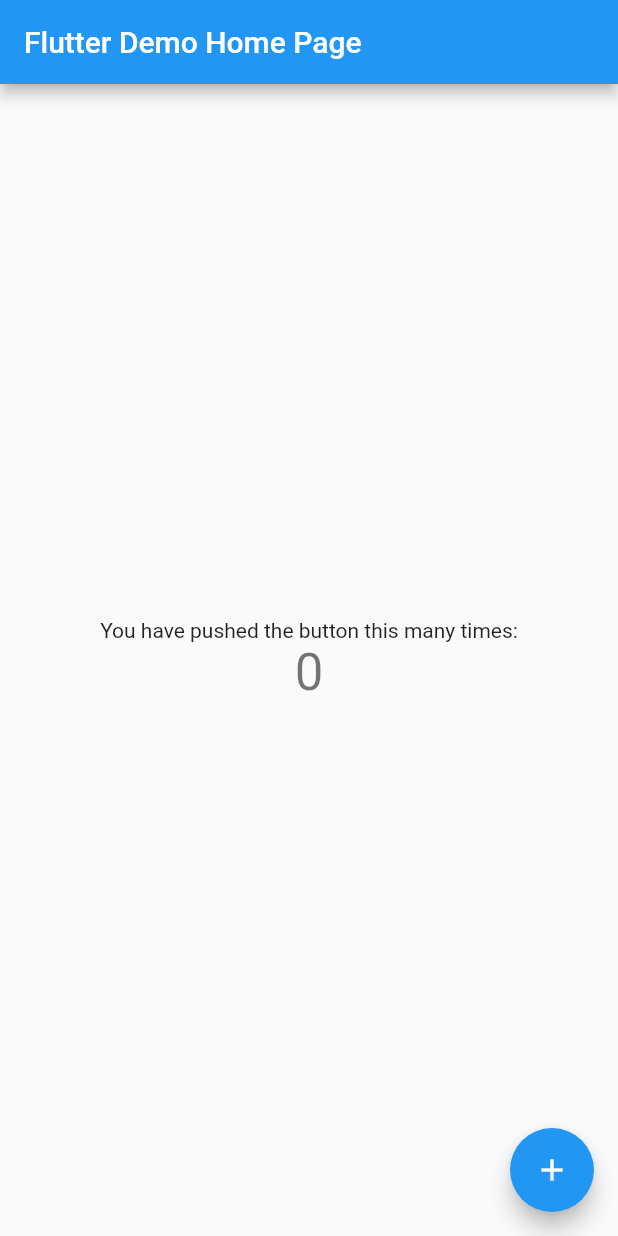
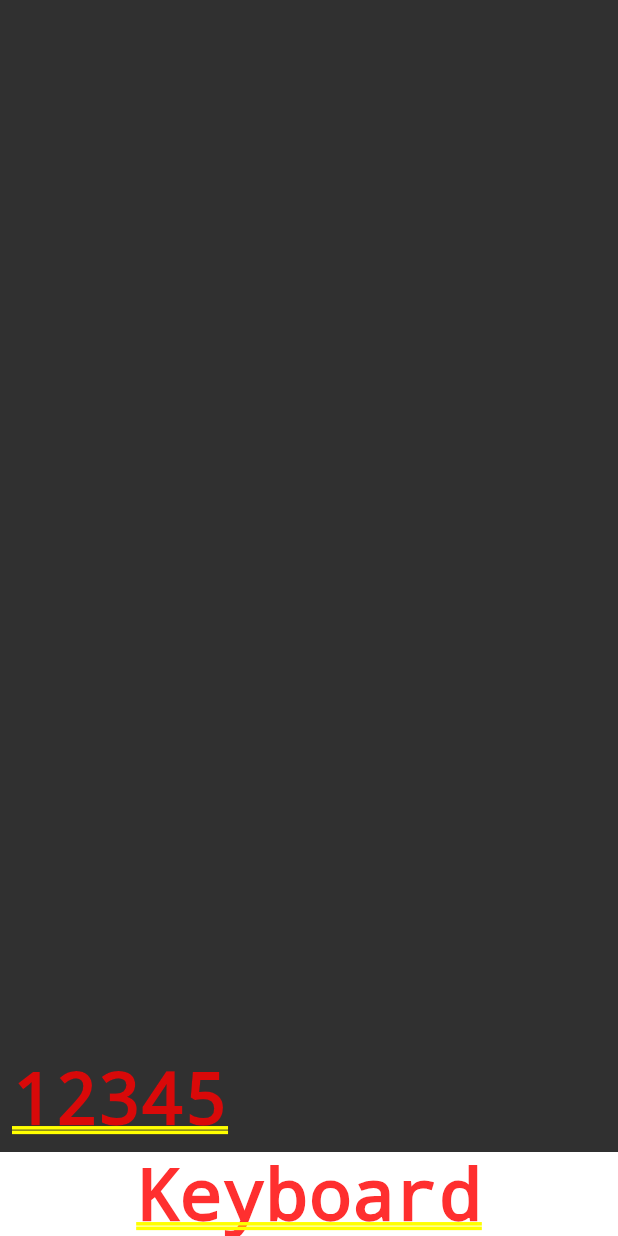
Before and after one commit to s7Thiago/flutter-calculator, a Flutter app: the screen it shows after launch, on a phone screen of 412 x 824 dp. Run offline on Flutter 3.47's test engine with Material 2 defaults, Android fonts, the phone set to English and light mode, and no system bars.

Commit message:
Created basic display calculator structure

```diff
--- /dev/null
+++ b/lib/components/display.dart
@@ -0,0 +1,27 @@
+import 'package:flutter/material.dart';
+
+class Display extends StatelessWidget {
+  final String text;
+
+  const Display(this.text, {Key? key}) : super(key: key);
+
+  @override
+  Widget build(BuildContext context) {
+    return Expanded(
+      flex: 1,
+      child: Container(
+        color: const Color.fromRGBO(48, 48, 48, 1),
+        child: Column(
+          mainAxisAlignment: MainAxisAlignment.end,
+          crossAxisAlignment: CrossAxisAlignment.stretch,
+          children: [
+            Padding(
+              padding: const EdgeInsets.all(8.0),
+              child: Text(text),
+            ),
+          ],
+        ),
+      ),
+    );
+  }
+}
--- a/lib/main.dart
+++ b/lib/main.dart
@@ -1,115 +1,5 @@
 import 'package:flutter/material.dart';
 
-void main() {
-  runApp(const MyApp());
-}
+import 'screens/calculator.dart';
 
-class MyApp extends StatelessWidget {
-  const MyApp({Key? key}) : super(key: key);
-
-  // This widget is the root of your application.
-  @override
-  Widget build(BuildContext context) {
-    return MaterialApp(
-      title: 'Flutter Demo',
-      theme: ThemeData(
-        // This is the theme of your application.
-        //
-        // Try running your application with "flutter run". You'll see the
-        // application has a blue toolbar. Then, without quitting the app, try
-        // changing the primarySwatch below to Colors.green and then invoke
-        // "hot reload" (press "r" in the console where you ran "flutter run",
-        // or simply save your changes to "hot reload" in a Flutter IDE).
-        // Notice that the counter didn't reset back to zero; the application
-        // is not restarted.
-        primarySwatch: Colors.blue,
-      ),
-      home: const MyHomePage(title: 'Flutter Demo Home Page'),
-    );
-  }
-}
-
-class MyHomePage extends StatefulWidget {
-  const MyHomePage({Key? key, required this.title}) : super(key: key);
-
-  // This widget is the home page of your application. It is stateful, meaning
-  // that it has a State object (defined below) that contains fields that affect
-  // how it looks.
-
-  // This class is the configuration for the state. It holds the values (in this
-  // case the title) provided by the parent (in this case the App widget) and
-  // used by the build method of the State. Fields in a Widget subclass are
-  // always marked "final".
-
-  final String title;
-
-  @override
-  State<MyHomePage> createState() => _MyHomePageState();
-}
-
-class _MyHomePageState extends State<MyHomePage> {
-  int _counter = 0;
-
-  void _incrementCounter() {
-    setState(() {
-      // This call to setState tells the Flutter framework that something has
-      // changed in this State, which causes it to rerun the build method below
-      // so that the display can reflect the updated values. If we changed
-      // _counter without calling setState(), then the build method would not be
-      // called again, and so nothing would appear to happen.
-      _counter++;
-    });
-  }
-
-  @override
-  Widget build(BuildContext context) {
-    // This method is rerun every time setState is called, for instance as done
-    // by the _incrementCounter method above.
-    //
-    // The Flutter framework has been optimized to make rerunning build methods
-    // fast, so that you can just rebuild anything that needs updating rather
-    // than having to individually change instances of widgets.
-    return Scaffold(
-      appBar: AppBar(
-        // Here we take the value from the MyHomePage object that was created by
-        // the App.build method, and use it to set our appbar title.
-        title: Text(widget.title),
-      ),
-      body: Center(
-        // Center is a layout widget. It takes a single child and positions it
-        // in the middle of the parent.
-        child: Column(
-          // Column is also a layout widget. It takes a list of children and
-          // arranges them vertically. By default, it sizes itself to fit its
-          // children horizontally, and tries to be as tall as its parent.
-          //
-          // Invoke "debug painting" (press "p" in the console, choose the
-          // "Toggle Debug Paint" action from the Flutter Inspector in Android
-          // Studio, or the "Toggle Debug Paint" command in Visual Studio Code)
-          // to see the wireframe for each widget.
-          //
-          // Column has various properties to control how it sizes itself and
-          // how it positions its children. Here we use mainAxisAlignment to
-          // center the children vertically; the main axis here is the vertical
-          // axis because Columns are vertical (the cross axis would be
-          // horizontal).
-          mainAxisAlignment: MainAxisAlignment.center,
-          children: <Widget>[
-            const Text(
-              'You have pushed the button this many times:',
-            ),
-            Text(
-              '$_counter',
-              style: Theme.of(context).textTheme.headline4,
-            ),
-          ],
-        ),
-      ),
-      floatingActionButton: FloatingActionButton(
-        onPressed: _incrementCounter,
-        tooltip: 'Increment',
-        child: const Icon(Icons.add),
-      ), // This trailing comma makes auto-formatting nicer for build methods.
-    );
-  }
-}
+void main() => runApp(const Calculator());
--- /dev/null
+++ b/lib/screens/calculator.dart
@@ -0,0 +1,20 @@
+import 'package:flutter/material.dart';
+
+import '../components/display.dart';
+
+class Calculator extends StatelessWidget {
+  const Calculator({Key? key}) : super(key: key);
+
+  @override
+  Widget build(BuildContext context) {
+    return MaterialApp(
+      debugShowCheckedModeBanner: false,
+      home: Column(
+        children: [
+          const Display('12345'),
+          const Text('Keyboard'),
+        ],
+      ),
+    );
+  }
+}
```
